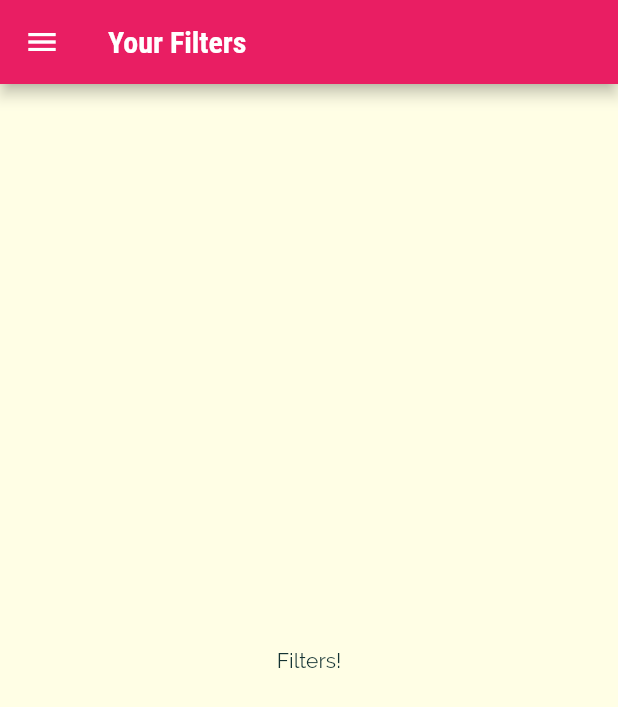
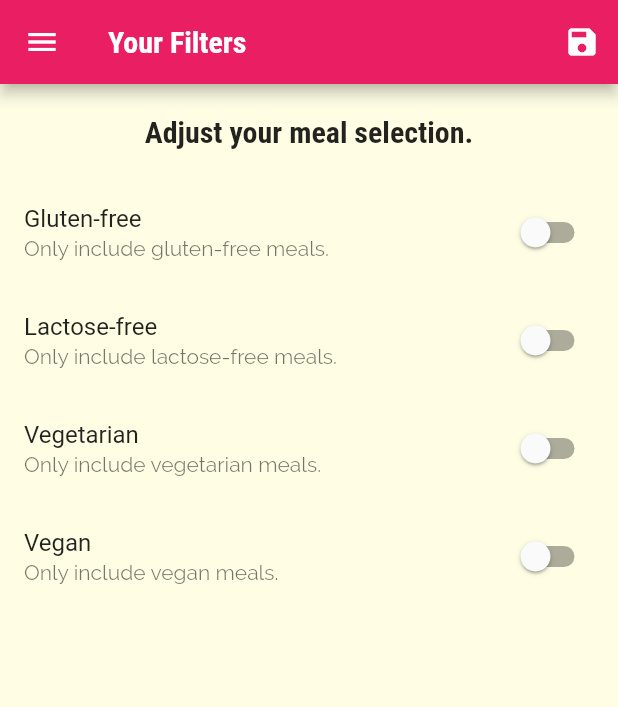
Before and after one commit to gj3017/flutter_meals, a Flutter app: the FiltersScreen screen opened by its route, on a phone screen of 412 x 824 dp. Shown: the top 707 px of the screen. Run offline on Flutter 3.47's test engine with Material 2 defaults, Android fonts, the phone set to English and light mode, and no system bars.

Commit message:
nav-14-finished

```diff
--- a/lib/main.dart
+++ b/lib/main.dart
@@ -1,14 +1,72 @@
 import 'package:flutter/material.dart';
 
+import './dummy_data.dart';
+import './screens/tabs_screen.dart';
 import './screens/meal_detail_screen.dart';
 import './screens/category_meals_screen.dart';
+import './screens/filters_screen.dart';
 import './screens/categories_screen.dart';
-import 'screens/filters_screen.dart';
-import 'screens/tabs_screen.dart';
+import './models/meal.dart';
 
 void main() => runApp(MyApp());
 
-class MyApp extends StatelessWidget {
+class MyApp extends StatefulWidget {
+  @override
+  _MyAppState createState() => _MyAppState();
+}
+
+class _MyAppState extends State<MyApp> {
+  Map<String, bool> _filters = {
+    'gluten': false,
+    'lactose': false,
+    'vegan': false,
+    'vegetarian': false,
+  };
+  List<Meal> _availableMeals = DUMMY_MEALS;
+  List<Meal> _favoriteMeals = [];
+
+  void _setFilters(Map<String, bool> filterData) {
+    setState(() {
+      _filters = filterData;
+
+      _availableMeals = DUMMY_MEALS.where((meal) {
+        if (_filters['gluten'] && !meal.isGlutenFree) {
+          return false;
+        }
+        if (_filters['lactose'] && !meal.isLactoseFree) {
+          return false;
+        }
+        if (_filters['vegan'] && !meal.isVegan) {
+          return false;
+        }
+        if (_filters['vegetarian'] && !meal.isVegetarian) {
+          return false;
+        }
+        return true;
+      }).toList();
+    });
+  }
+
+  void _toggleFavorite(String mealId) {
+    final existingIndex =
+        _favoriteMeals.indexWhere((meal) => meal.id == mealId);
+    if (existingIndex >= 0) {
+      setState(() {
+        _favoriteMeals.removeAt(existingIndex);
+      });
+    } else {
+      setState(() {
+        _favoriteMeals.add(
+          DUMMY_MEALS.firstWhere((meal) => meal.id == mealId),
+        );
+      });
+    }
+  }
+
+  bool _isMealFavorite(String id) {
+    return _favoriteMeals.any((meal) => meal.id == id);
+  }
+
   @override
   Widget build(BuildContext context) {
     return MaterialApp(
@@ -18,8 +76,6 @@ class MyApp extends StatelessWidget {
           primary: Colors.pink,
           secondary: Colors.amber,
         ),
-        //primarySwatch: Colors.pink,
-        //accentColor: Colors.amber,
         canvasColor: Color.fromRGBO(255, 254, 229, 1),
         fontFamily: 'Raleway',
         textTheme: ThemeData.light().textTheme.copyWith(
@@ -38,10 +94,12 @@ class MyApp extends StatelessWidget {
       // home: CategoriesScreen(),
       initialRoute: '/', // default is '/'
       routes: {
-        '/': (ctx) => TabsScreen(),
-        CategoryMealsScreen.routeName: (ctx) => CategoryMealsScreen(),
-        MealDetailScreen.routeName: (ctx) => MealDetailScreen(),
-        FiltersScreen.routeName: (ctx) => FiltersScreen(),
+        '/': (ctx) => TabsScreen(_favoriteMeals),
+        CategoryMealsScreen.routeName: (ctx) =>
+            CategoryMealsScreen(_availableMeals),
+        MealDetailScreen.routeName: (ctx) =>
+            MealDetailScreen(_toggleFavorite, _isMealFavorite),
+        FiltersScreen.routeName: (ctx) => FiltersScreen(_filters, _setFilters),
       },
       onGenerateRoute: (settings) {
         print(settings.arguments);
--- a/lib/screens/category_meals_screen.dart
+++ b/lib/screens/category_meals_screen.dart
@@ -1,11 +1,14 @@
 import 'package:flutter/material.dart';
 
 import '../widgets/meal_item.dart';
-import '../dummy_data.dart';
 import '../models/meal.dart';
 
 class CategoryMealsScreen extends StatefulWidget {
   static const routeName = '/category-meals';
+
+  final List<Meal> availableMeals;
+
+  CategoryMealsScreen(this.availableMeals);
 
   @override
   _CategoryMealsScreenState createState() => _CategoryMealsScreenState();
@@ -29,7 +32,7 @@ class _CategoryMealsScreenState extends State<CategoryMealsScreen> {
           ModalRoute.of(context).settings.arguments as Map<String, String>;
       categoryTitle = routeArgs['title'];
       final categoryId = routeArgs['id'];
-      displayedMeals = DUMMY_MEALS.where((meal) {
+      displayedMeals = widget.availableMeals.where((meal) {
         return meal.categories.contains(categoryId);
       }).toList();
       _loadedInitData = true;
@@ -58,7 +61,6 @@ class _CategoryMealsScreenState extends State<CategoryMealsScreen> {
             duration: displayedMeals[index].duration,
             affordability: displayedMeals[index].affordability,
             complexity: displayedMeals[index].complexity,
-            removeItem: _removeMeal,
           );
         },
         itemCount: displayedMeals.length,
--- a/lib/screens/filters_screen.dart
+++ b/lib/screens/filters_screen.dart
@@ -2,18 +2,134 @@ import 'package:flutter/material.dart';
 
 import '../widgets/main_drawer.dart';
 
-class FiltersScreen extends StatelessWidget {
+class FiltersScreen extends StatefulWidget {
   static const routeName = '/filters';
+
+  final Function saveFilters;
+  final Map<String, bool> currentFilters;
+
+  FiltersScreen(this.currentFilters, this.saveFilters);
+
+  @override
+  _FiltersScreenState createState() => _FiltersScreenState();
+}
+
+class _FiltersScreenState extends State<FiltersScreen> {
+  bool _glutenFree = false;
+  bool _vegetarian = false;
+  bool _vegan = false;
+  bool _lactoseFree = false;
+
+  @override
+  initState() {
+    _glutenFree = widget.currentFilters['gluten'];
+    _lactoseFree = widget.currentFilters['lactose'];
+    _vegetarian = widget.currentFilters['vegetarian'];
+    _vegan = widget.currentFilters['vegan'];
+    super.initState();
+  }
+
+  Widget _buildSwitchListTile(
+    String title,
+    String description,
+    bool currentValue,
+    Function updateValue,
+  ) {
+    return SwitchListTile(
+      title: Text(title),
+      value: currentValue,
+      subtitle: Text(
+        description,
+      ),
+      onChanged: updateValue,
+    );
+  }
 
   @override
   Widget build(BuildContext context) {
     return Scaffold(
       appBar: AppBar(
         title: Text('Your Filters'),
+        actions: <Widget>[
+          IconButton(
+            icon: Icon(Icons.save),
+            onPressed: () {
+              final selectedFilters = {
+                'gluten': _glutenFree,
+                'lactose': _lactoseFree,
+                'vegan': _vegan,
+                'vegetarian': _vegetarian,
+              };
+              widget.saveFilters(selectedFilters);
+            },
+          )
+        ],
       ),
       drawer: MainDrawer(),
-      body: Center(
-        child: Text('Filters!'),
+      body: Column(
+        children: <Widget>[
+          Container(
+            padding: EdgeInsets.all(20),
+            child: Text(
+              'Adjust your meal selection.',
+              style: Theme.of(context).textTheme.titleLarge,
+            ),
+          ),
+          Expanded(
+            child: ListView(
+              children: <Widget>[
+                _buildSwitchListTile(
+                  'Gluten-free',
+                  'Only include gluten-free meals.',
+                  _glutenFree,
+                  (newValue) {
+                    setState(
+                      () {
+                        _glutenFree = newValue;
+                      },
+                    );
+                  },
+                ),
+                _buildSwitchListTile(
+                  'Lactose-free',
+                  'Only include lactose-free meals.',
+                  _lactoseFree,
+                  (newValue) {
+                    setState(
+                      () {
+                        _lactoseFree = newValue;
+                      },
+                    );
+                  },
+                ),
+                _buildSwitchListTile(
+                  'Vegetarian',
+                  'Only include vegetarian meals.',
+                  _vegetarian,
+                  (newValue) {
+                    setState(
+                      () {
+                        _vegetarian = newValue;
+                      },
+                    );
+                  },
+                ),
+                _buildSwitchListTile(
+                  'Vegan',
+                  'Only include vegan meals.',
+                  _vegan,
+                  (newValue) {
+                    setState(
+                      () {
+                        _vegan = newValue;
+                      },
+                    );
+                  },
+                )
+              ],
+            ),
+          ),
+        ],
       ),
     );
   }
--- a/lib/widgets/main_drawer.dart
+++ b/lib/widgets/main_drawer.dart
@@ -31,7 +31,7 @@ class MainDrawer extends StatelessWidget {
             width: double.infinity,
             padding: EdgeInsets.all(20),
             alignment: Alignment.centerLeft,
-            color: Theme.of(context).colorScheme.secondary,
+            color: Theme.of(context).accentColor,
             child: Text(
               'Cooking Up!',
               style: TextStyle(
--- a/lib/widgets/meal_item.dart
+++ b/lib/widgets/meal_item.dart
@@ -10,7 +10,6 @@ class MealItem extends StatelessWidget {
   final int duration;
   final Complexity complexity;
   final Affordability affordability;
-  final Function removeItem;
 
   MealItem(
       {@required this.id,
@@ -18,8 +17,7 @@ class MealItem extends StatelessWidget {
       @required this.imageUrl,
       @required this.affordability,
       @required this.complexity,
-      @required this.duration,
-      @required this.removeItem});
+      @required this.duration,});
 
   String get complexityText {
     switch (complexity) {
@@ -61,7 +59,7 @@ class MealItem extends StatelessWidget {
     )
         .then((result) {
       if (result != null) {
-        removeItem(result);
+        // removeItem(result);
       }
     });
   }
```
Also changed, not shown: lib/screens/favorites_screen.dart (+26 -3 lines), lib/screens/meal_detail_screen.dart (+8 -5 lines), lib/screens/tabs_screen.dart (+14 -3 lines).
